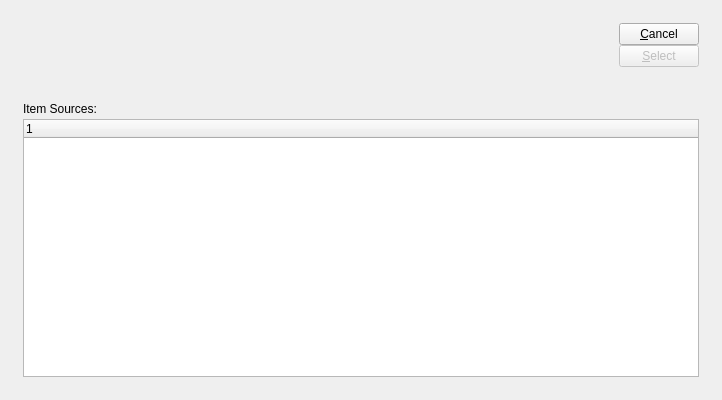
Qt form guiclient/itemSourceList.ui (discountscott/qt-client) before a commit.
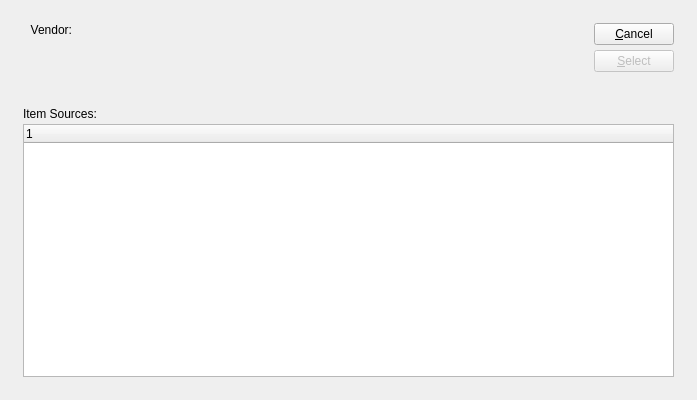
The same form after that commit. Custom widgets are drawn as their Qt base class.

```diff
--- a/guiclient/itemSourceList.ui
+++ b/guiclient/itemSourceList.ui
@@ -13,7 +13,7 @@
    <rect>
     <x>0</x>
     <y>0</y>
-    <width>722</width>
+    <width>697</width>
     <height>400</height>
    </rect>
   </property>
@@ -44,6 +44,33 @@
          </property>
          <item>
           <layout class="QHBoxLayout" name="horizontalLayout">
+           <item>
+            <layout class="QVBoxLayout" name="verticalLayout">
+             <item>
+              <widget class="QLabel" name="_vendorLit">
+               <property name="text">
+                <string>Vendor:</string>
+               </property>
+               <property name="alignment">
+                <set>Qt::AlignRight|Qt::AlignTrailing|Qt::AlignVCenter</set>
+               </property>
+              </widget>
+             </item>
+             <item>
+              <spacer name="verticalSpacer">
+               <property name="orientation">
+                <enum>Qt::Vertical</enum>
+               </property>
+               <property name="sizeHint" stdset="0">
+                <size>
+                 <width>20</width>
+                 <height>40</height>
+                </size>
+               </property>
+              </spacer>
+             </item>
+            </layout>
+           </item>
            <item>
             <widget class="VendorCluster" name="_vendor"/>
            </item>
@@ -71,6 +98,11 @@
             <number>0</number>
            </property>
            <item>
+            <layout class="QVBoxLayout">
+             <property name="spacing">
+              <number>5</number>
+             </property>
+             <item>
             <widget class="QPushButton" name="_close">
              <property name="text">
               <string>&amp;Cancel</string>
@@ -90,6 +122,8 @@
              </property>
             </widget>
            </item>
+            </layout>
+           </item>
            <item>
             <spacer>
              <property name="orientation">
```
Left out of the diff: 1 changed line with no effect on the pictures. Lines whose indentation alone changed are shown as unchanged.
